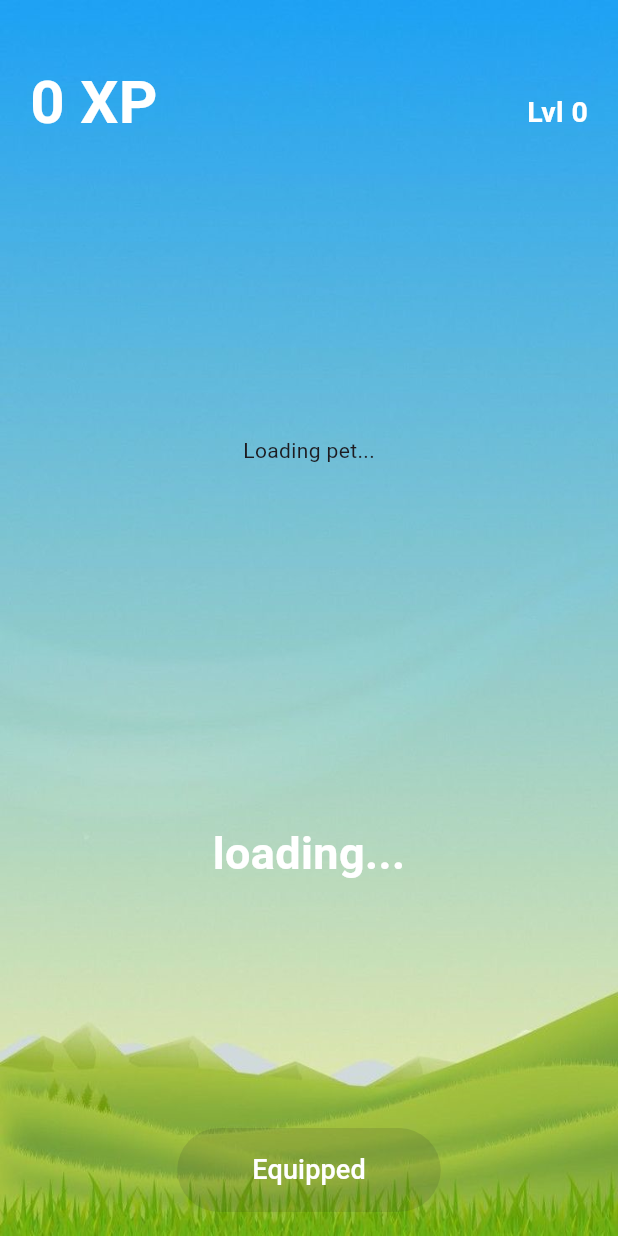
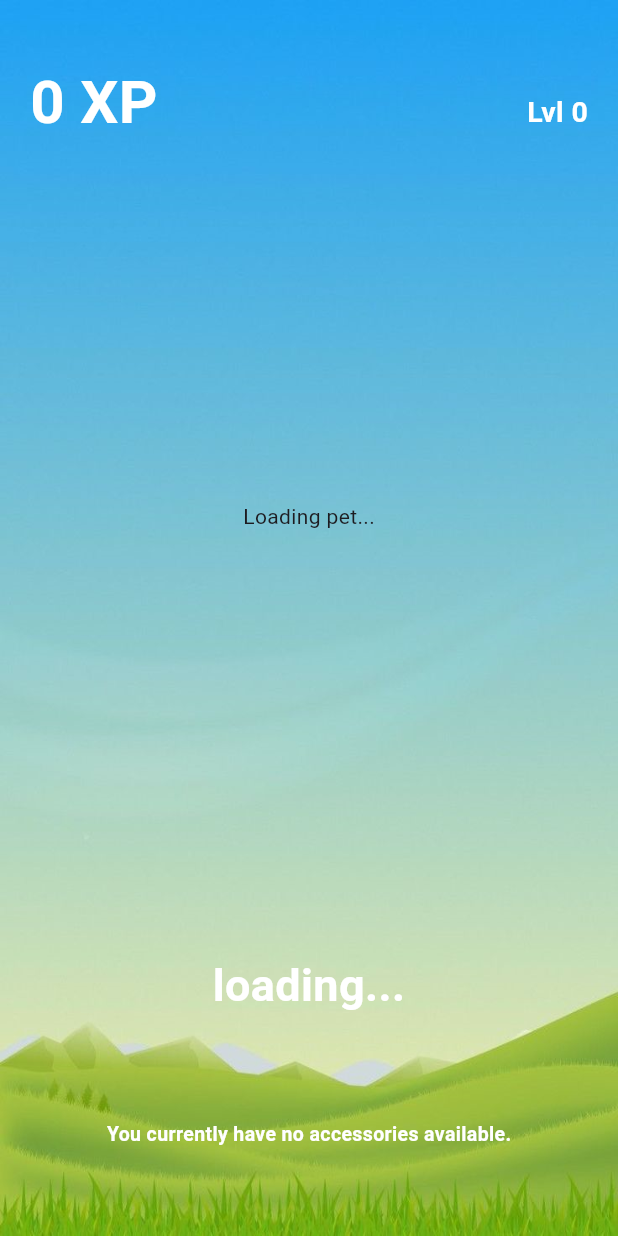
Before and after one commit to ar-kt02/fe-pathpal, a Flutter app: the HomePage screen opened directly, on a phone screen of 412 x 824 dp. Run offline on Flutter 3.47's test engine with Material 3 defaults, Android fonts, the phone set to English and light mode, and no system bars; our stand-ins replace dio, pedometer, shared_preferences, syncfusion_flutter_gauges; missing offline and left inert: model_viewer_plus; accounts and stored records are empty.

Commit message:
Disable button and display no accessories text when no items

```diff
--- a/lib/pages/home_page.dart
+++ b/lib/pages/home_page.dart
@@ -165,12 +165,24 @@ class _HomePageState extends State<HomePage> {
                 padding: const EdgeInsets.all(8.0),
                 child: SizedBox(
                   height: 120,
-                  child: ListView(
+                  child: _collectedItems.isEmpty
+                      ? const Center(
+                          child: Text(
+                            "You currently have no accessories available.",
+                            style: TextStyle(
+                              fontSize: 13,
+                              color: Colors.white,
+                              fontWeight: FontWeight.bold,
+                            ),
+                          ),
+                        )
+                      : ListView(
                           scrollDirection: Axis.horizontal,
                           children: _handleToySelection(),
                         ),
                 ),
               ),
+              if (_collectedItems.isNotEmpty)
                 Padding(
                   padding: const EdgeInsets.symmetric(vertical: 16.0),
                   child: ElevatedButton(
@@ -187,7 +199,9 @@ class _HomePageState extends State<HomePage> {
                     onPressed:
                         _selectToyInput == _selectedToy ? null : _changeToy,
                     child: Text(
-                    _selectToyInput == _selectedToy ? 'Equipped' : 'Change Toy',
+                      _selectToyInput == _selectedToy
+                          ? 'Equipped'
+                          : 'Change Toy',
                       style: const TextStyle(
                         fontSize: 18,
                         color: Colors.white,
```
Lines whose indentation alone changed are shown as unchanged.
